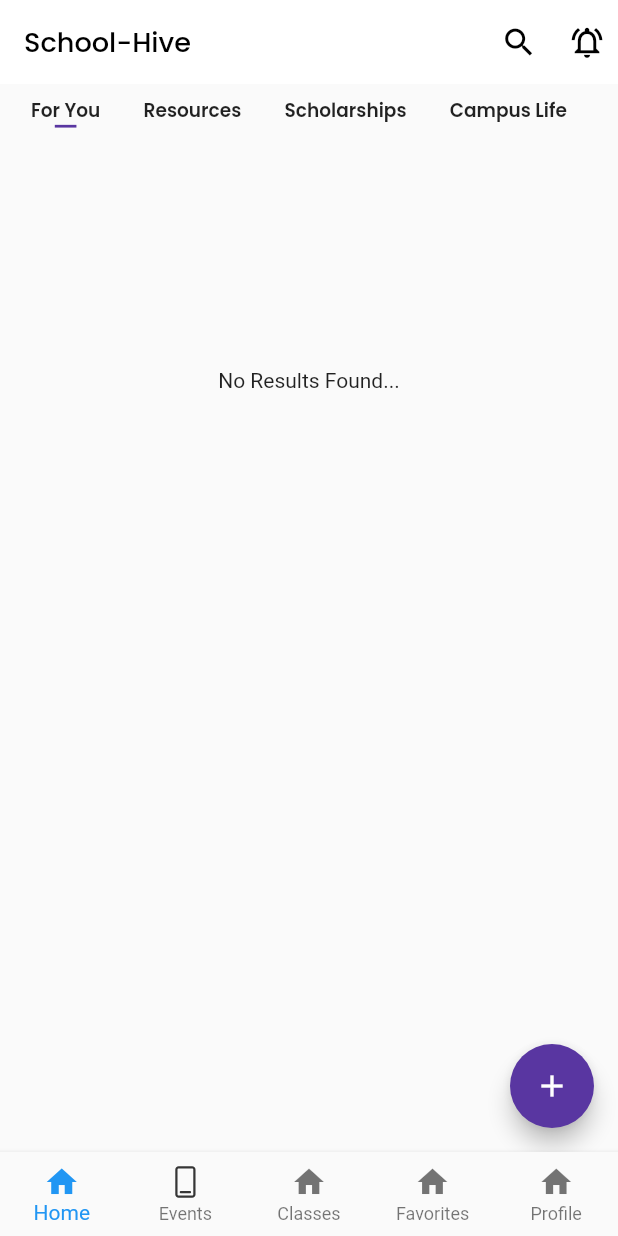
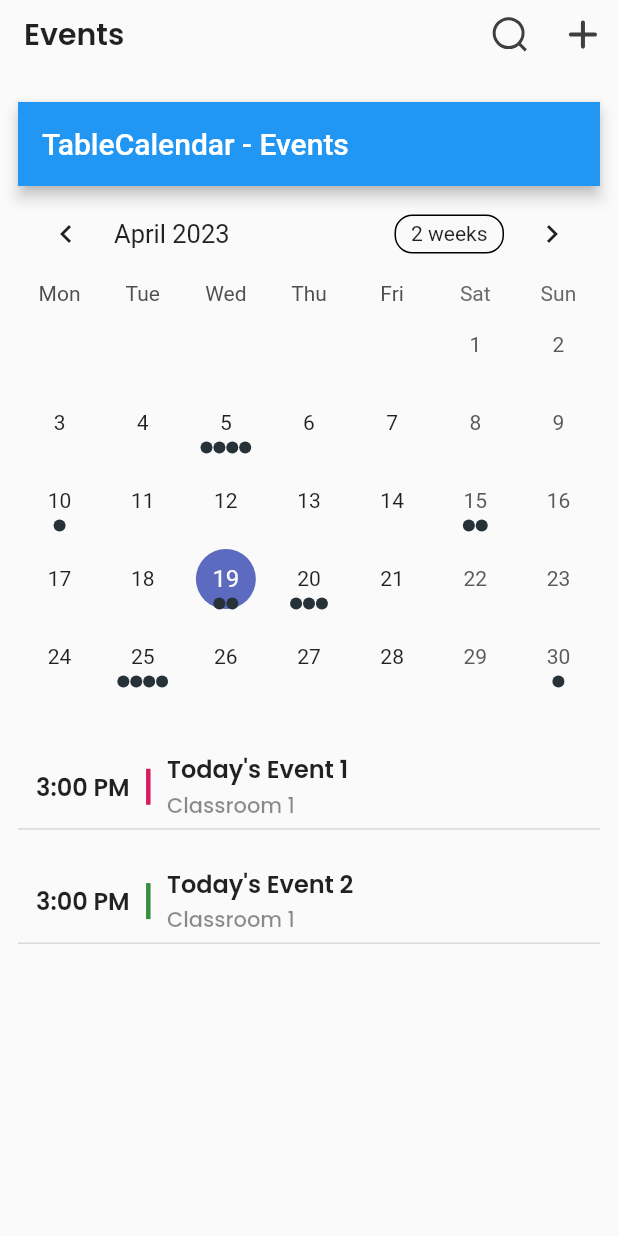
Before and after one commit to Eyob14/A2SV_Hackathon, a Flutter app: the screen it shows after launch, on a phone screen of 412 x 824 dp. Run offline on Flutter 3.47's test engine with Material 2 defaults, Android fonts, the phone set to English and light mode, and no system bars; drawn by our look-alikes of table_calendar; our stand-ins replace bloc, dartz, dotted_border, equatable, flutter_bloc, flutter_secure_storage and 5 more; project files that could hold a hidden picture were left out.

Commit message:
events page inprogress

```diff
--- a/school_hive/lib/core/dummy/home_page_dummy.dart
+++ b/school_hive/lib/core/dummy/home_page_dummy.dart
@@ -9,8 +9,8 @@ List<Issue> issueList = [
     title: "Join Hackathon competition prepared for all African students",
     description:
         "Lorem ipsum dolor sit amet, consectetur adipiscing elit. Nunc vulputate libero et velit interdum, ac aliquet odio mattis. Class aptent taciti sociosqu ad litora torquent per conubia nostra, per inceptos himenaeos.",
-    archives: [],
-    tags: [],
+    archives: const [],
+    tags: const [],
     isFavorite: false,
     profile: Profile(
       avatar: profileImage,
--- a/school_hive/lib/core/presentation/routes/app_routes.dart
+++ b/school_hive/lib/core/presentation/routes/app_routes.dart
@@ -10,4 +10,5 @@ class AppRoutes {
   static const String calendarPage = '/calendar';
   static const String addIssuePage = '/addIssue';
   static const String classPagePage = '/classPage';
+  static const String eventsPage = '/events';
 }
--- a/school_hive/lib/core/presentation/routes/router_config.dart
+++ b/school_hive/lib/core/presentation/routes/router_config.dart
@@ -3,13 +3,13 @@ import 'dart:async';
 import 'package:flutter/material.dart';
 import 'package:go_router/go_router.dart';
 import 'package:school_hive/features/authentication/presentation/pages/complete_profile.dart';
+import 'package:school_hive/features/events/presentation/pages/events_page.dart';
 
 import '../../../features/authentication/data/datasources/authentication_local_data_source.dart';
 import '../../../features/authentication/presentation/pages/login_page.dart';
 import '../../../features/authentication/presentation/pages/signup_page.dart';
 import '../../../features/issue/domain/entities/Issue.dart';
 import '../../../features/issue/presentation/pages/details_page.dart';
-import '../../../features/issue/presentation/pages/home_page.dart';
 import '../../../features/issue/presentation/pages/home_page_navigator.dart';
 import '../../../features/profile/presentaion/pages/edit_profile_page.dart';
 import '../../../features/profile/presentaion/pages/profile_page.dart';
@@ -55,7 +55,7 @@ class AppRouter extends StatelessWidget {
     _router = GoRouter(
       // refreshListenable: authListenable,
       redirect: ((context, state) => redirector(state)),
-      initialLocation: AppRoutes.homePage,
+      initialLocation: AppRoutes.eventsPage,
       routes: <GoRoute>[
         GoRoute(
           path: AppRoutes.loginPage,
@@ -91,6 +91,11 @@ class AppRouter extends StatelessWidget {
           builder: (BuildContext context, GoRouterState state) =>
               DetailsPage(issue: state.extra as Issue),
         ),
+        GoRoute(
+          path: AppRoutes.eventsPage,
+          builder: (BuildContext context, GoRouterState state) =>
+              const EventPage(),
+        ),
       ],
     );
   }
--- a/school_hive/lib/core/utils/image_urls.dart
+++ b/school_hive/lib/core/utils/image_urls.dart
@@ -4,5 +4,7 @@ const String noResults = 'assets/images/no_results.png';
 const login = 'assets/images/login.svg';
 const signup = 'assets/images/signup.svg';
 const graduation = 'assets/images/graduation.png';
+const plusIcon = 'assets/icons/plus rounded.svg';
 const String profileImage = 'assets/images/profile.png';
+const String searchIcon = 'assets/icons/search-icon.svg';
 const String profile = 'assets/images/profile.png';
--- /dev/null
+++ b/school_hive/lib/features/events/presentation/pages/events_page.dart
@@ -0,0 +1,69 @@
+import 'package:flutter/material.dart';
+import 'package:flutter_svg/svg.dart';
+import 'package:google_fonts/google_fonts.dart';
+
+import '../../../../core/utils/image_urls.dart';
+import '../../../../core/utils/size_config.dart';
+
+import '../widgets/calendar_section.dart';
+
+class EventPage extends StatelessWidget {
+  const EventPage({super.key});
+
+  @override
+  Widget build(BuildContext context) {
+    SizeConfig().init(context);
+    return Scaffold(
+      appBar: AppBar(
+        toolbarHeight: 46,
+        backgroundColor: Colors.transparent,
+        elevation: 0,
+        primary: true,
+        title: Align(
+          alignment: FractionalOffset.centerLeft,
+          child: Text(
+            'Events',
+            style: GoogleFonts.poppins(
+              fontSize: 20,
+              fontWeight: FontWeight.w600,
+              color: Colors.black87,
+            ),
+          ),
+        ),
+        actions: [
+          IconButton(
+            icon: SvgPicture.asset(
+              searchIcon,
+              fit: BoxFit.scaleDown,
+            ),
+            onPressed: () {},
+          ),
+          IconButton(
+            onPressed: () {},
+            icon: SvgPicture.asset(
+              plusIcon,
+            ),
+          ),
+        ],
+      ),
+      body: SingleChildScrollView(
+        child: SizedBox(
+          height: SizeConfig.screenHeight,
+          width: SizeConfig.screenWidth,
+          child: Padding(
+            padding: const EdgeInsets.symmetric(horizontal: 12),
+            child: Column(
+              crossAxisAlignment: CrossAxisAlignment.center,
+              children: [
+                verticalSpacing(20),
+                Expanded(
+                  child: CalenderSection(),
+                ),
+              ],
+            ),
+          ),
+        ),
+      ),
+    );
+  }
+}
--- /dev/null
+++ b/school_hive/lib/features/events/presentation/widgets/calendar_event.dart
@@ -0,0 +1,59 @@
+import 'dart:collection';
+
+import 'package:table_calendar/table_calendar.dart';
+
+/// Example event class.
+class Event {
+  final String title;
+
+  const Event(this.title);
+
+  @override
+  String toString() => title;
+}
+
+/// Example events.
+///
+/// Using a [LinkedHashMap] is highly recommended if you decide to use a map.
+final kEvents = LinkedHashMap<DateTime, List<Event>>(
+  equals: isSameDay,
+  hashCode: getHashCode,
+)..addAll(_kEventSource);
+
+final _kEventSource = {
+  for (var item in List.generate(50, (index) => index))
+    DateTime.utc(kFirstDay.year, kFirstDay.month, item * 5): List.generate(
+        item % 4 + 1, (index) => Event('Event $item | ${index + 1}'))
+}..addAll({
+    kToday: [
+      const Event('Today\'s Event 1'),
+      const Event('Today\'s Event 2'),
+    ],
+  });
+// final _kEventSource = Map.fromIterable(List.generate(50, (index) => index),
+//   key: (item) => DateTime.utc(kFirstDay.year, kFirstDay.month, item * 5),
+//   value: (item) => List.generate(
+//       item % 4 + 1, (index) => Event('Event $item | ${index + 1}')))
+// ..addAll({
+//   kToday: [
+//     const Event('Today\'s Event 1'),
+//     const Event('Today\'s Event 2'),
+//   ],
+// });
+
+int getHashCode(DateTime key) {
+  return key.day * 1000000 + key.month * 10000 + key.year;
+}
+
+/// Returns a list of [DateTime] objects from [first] to [last], inclusive.
+List<DateTime> daysInRange(DateTime first, DateTime last) {
+  final dayCount = last.difference(first).inDays + 1;
+  return List.generate(
+    dayCount,
+    (index) => DateTime.utc(first.year, first.month, first.day + index),
+  );
+}
+
+final kToday = DateTime.now();
+final kFirstDay = DateTime(kToday.year, kToday.month - 3, kToday.day);
+final kLastDay = DateTime(kToday.year, kToday.month + 3, kToday.day);
--- /dev/null
+++ b/school_hive/lib/features/events/presentation/widgets/calendar_section.dart
@@ -0,0 +1,208 @@
+import 'package:flutter/material.dart';
+import 'package:google_fonts/google_fonts.dart';
+import 'package:school_hive/core/utils/size_config.dart';
+import 'package:table_calendar/table_calendar.dart';
+
+import 'calendar_event.dart';
+
+class CalenderSection extends StatefulWidget {
+  CalenderSection({
+    super.key,
+  });
+
+  @override
+  State<CalenderSection> createState() => _CalenderSectionState();
+}
+
+class _CalenderSectionState extends State<CalenderSection> {
+  late final ValueNotifier<List<Event>> _selectedEvents;
+  CalendarFormat _calendarFormat = CalendarFormat.month;
+  RangeSelectionMode _rangeSelectionMode = RangeSelectionMode
+      .toggledOff; // Can be toggled on/off by longpressing a date
+  DateTime _focusedDay = DateTime.now();
+  DateTime? _selectedDay;
+  DateTime? _rangeStart;
+  DateTime? _rangeEnd;
+
+  @override
+  void initState() {
+    super.initState();
+
+    _selectedDay = _focusedDay;
+    _selectedEvents = ValueNotifier(_getEventsForDay(_selectedDay!));
+  }
+
+  @override
+  void dispose() {
+    _selectedEvents.dispose();
+    super.dispose();
+  }
+
+  List<Event> _getEventsForDay(DateTime day) {
+    // Implementation example
+    return kEvents[day] ?? [];
+  }
+
+  List<Event> _getEventsForRange(DateTime start, DateTime end) {
+    // Implementation example
+    final days = daysInRange(start, end);
+
+    return [
+      for (final d in days) ..._getEventsForDay(d),
+    ];
+  }
+
+  void _onDaySelected(DateTime selectedDay, DateTime focusedDay) {
+    if (!isSameDay(_selectedDay, selectedDay)) {
+      setState(() {
+        _selectedDay = selectedDay;
+        _focusedDay = focusedDay;
+        _rangeStart = null; // Important to clean those
+        _rangeEnd = null;
+        _rangeSelectionMode = RangeSelectionMode.toggledOff;
+      });
+
+      _selectedEvents.value = _getEventsForDay(selectedDay);
+    }
+  }
+
+  void _onRangeSelected(DateTime? start, DateTime? end, DateTime focusedDay) {
+    setState(() {
+      _selectedDay = null;
+      _focusedDay = focusedDay;
+      _rangeStart = start;
+      _rangeEnd = end;
+      _rangeSelectionMode = RangeSelectionMode.toggledOn;
+    });
+
+    // `start` or `end` could be null
+    if (start != null && end != null) {
+      _selectedEvents.value = _getEventsForRange(start, end);
+    } else if (start != null) {
+      _selectedEvents.value = _getEventsForDay(start);
+    } else if (end != null) {
+      _selectedEvents.value = _getEventsForDay(end);
+    }
+  }
+
+  @override
+  Widget build(BuildContext context) {
+    return Scaffold(
+      appBar: AppBar(
+        title: Text('TableCalendar - Events'),
+      ),
+      body: Column(
+        children: [
+          TableCalendar<Event>(
+            firstDay: kFirstDay,
+            lastDay: kLastDay,
+            focusedDay: _focusedDay,
+            selectedDayPredicate: (day) => isSameDay(_selectedDay, day),
+            rangeStartDay: _rangeStart,
+            rangeEndDay: _rangeEnd,
+            calendarFormat: _calendarFormat,
+            rangeSelectionMode: _rangeSelectionMode,
+            eventLoader: _getEventsForDay,
+            startingDayOfWeek: StartingDayOfWeek.monday,
+            calendarStyle: CalendarStyle(
+              // Use `CalendarStyle` to customize the UI
+              outsideDaysVisible: false,
+            ),
+            onDaySelected: _onDaySelected,
+            onRangeSelected: _onRangeSelected,
+            onFormatChanged: (format) {
+              if (_calendarFormat != format) {
+                setState(() {
+                  _calendarFormat = format;
+                });
+              }
+            },
+            onPageChanged: (focusedDay) {
+              _focusedDay = focusedDay;
+            },
+          ),
+          verticalSpacing(30),
+          Expanded(
+            child: ValueListenableBuilder<List<Event>>(
+              valueListenable: _selectedEvents,
+              builder: (context, value, _) {
+                var eventColors = <Color?>[
+                  Colors.pink[600],
+                  Colors.green[700],
+                  Colors.purpleAccent[700],
+                  Colors.blue[700],
+                  Colors.orange[700],
+                ];
+                return ListView.builder(
+                  physics: const NeverScrollableScrollPhysics(),
+                  shrinkWrap: true,
+                  itemCount: value.length,
+                  itemBuilder: (context, index) {
+                    return Container(
+                      margin: const EdgeInsets.only(bottom: 20),
+                      padding: const EdgeInsets.symmetric(
+                        horizontal: 12.0,
+                        vertical: 4.0,
+                      ),
+                      decoration: const BoxDecoration(
+                        border: Border(
+                          bottom: BorderSide(
+                            color: Color(0xffD9D9D9),
+                            width: 1.0,
+                          ),
+                        ),
+                      ),
+                      child: Row(
+                        crossAxisAlignment: CrossAxisAlignment.center,
+                        children: [
+                          Text(
+                            "3:00 PM",
+                            style: TextStyle(
+                              fontWeight: FontWeight.w600,
+                              fontSize: 16,
+                              fontFamily: GoogleFonts.poppins().fontFamily,
+                            ),
+                          ),
+                          horizontalSpacing(10),
+                          Container(
+                            height: 24,
+                            width: 3,
+                            color: eventColors[index],
+                          ),
+                          horizontalSpacing(10),
+                          Column(
+                            crossAxisAlignment: CrossAxisAlignment.start,
+                            children: [
+                              Text(
+                                value[index].title,
+                                style: TextStyle(
+                                  fontWeight: FontWeight.w600,
+                                  fontSize: 16,
+                                  fontFamily: GoogleFonts.poppins().fontFamily,
+                                ),
+                              ),
+                              verticalSpacing(2),
+                              Text(
+                                'Classroom 1',
+                                style: TextStyle(
+                                  fontWeight: FontWeight.w500,
+                                  fontSize: 14,
+                                  color: Colors.black45,
+                                  fontFamily: GoogleFonts.poppins().fontFamily,
+                                ),
+                              ),
+                            ],
+                          ),
+                        ],
+                      ),
+                    );
+                  },
+                );
+              },
+            ),
+          ),
+        ],
+      ),
+    );
+  }
+}
--- a/school_hive/lib/features/profile/data/datasource/profile_remote_data_source.dart
+++ b/school_hive/lib/features/profile/data/datasource/profile_remote_data_source.dart
@@ -5,7 +5,7 @@ import 'package:http/http.dart' as http;
 import 'package:school_hive/core/error/error.dart';
 import 'package:school_hive/features/profile/data/models/profile.dart';
 
-import '../../../../core/utils/SecureStorage.dart';
+import '../../../../core/utils/secure_storage_keys.dart';
 import '../../domain/entities/profile.dart';
 
 abstract class ProfileRemoteDataSource {
--- a/school_hive/lib/features/profile/presentation/bloc/profile_bloc.dart
+++ b/school_hive/lib/features/profile/presentaion/bloc/profile_bloc.dart
@@ -1,8 +1,8 @@
 import 'package:bloc/bloc.dart';
 import 'package:dartz/dartz.dart';
 import 'package:school_hive/features/profile/domain/entities/profile.dart';
-import 'package:school_hive/features/profile/presentation/bloc/profile_event.dart';
-import 'package:school_hive/features/profile/presentation/bloc/profile_state.dart';
+import 'package:school_hive/features/profile/presentaion/bloc/profile_event.dart';
+import 'package:school_hive/features/profile/presentaion/bloc/profile_state.dart';
 
 import '../../../../core/error/failure.dart';
 import '../../../../core/presentation/usecases/usecase.dart';
--- a/school_hive/pubspec.yaml
+++ b/school_hive/pubspec.yaml
@@ -26,6 +26,7 @@ dependencies:
   flutter_svg: ^2.0.5
   http: ^0.13.5
   dotted_border: ^2.0.0+3
+  table_calendar: ^3.0.9
 
 dev_dependencies:
   flutter_test:
```
Also changed, not shown: school_hive/assets/icons/plus rounded.svg (added), school_hive/assets/icons/search-icon.svg (added), school_hive/lib/features/profile/presentaion/bloc/profile_event.dart (renamed from school_hive/lib/features/profile/presentation/bloc/profile_event.dart), school_hive/lib/features/profile/presentaion/bloc/profile_state.dart (renamed from school_hive/lib/features/profile/presentation/bloc/profile_state.dart), school_hive/pubspec.lock.
